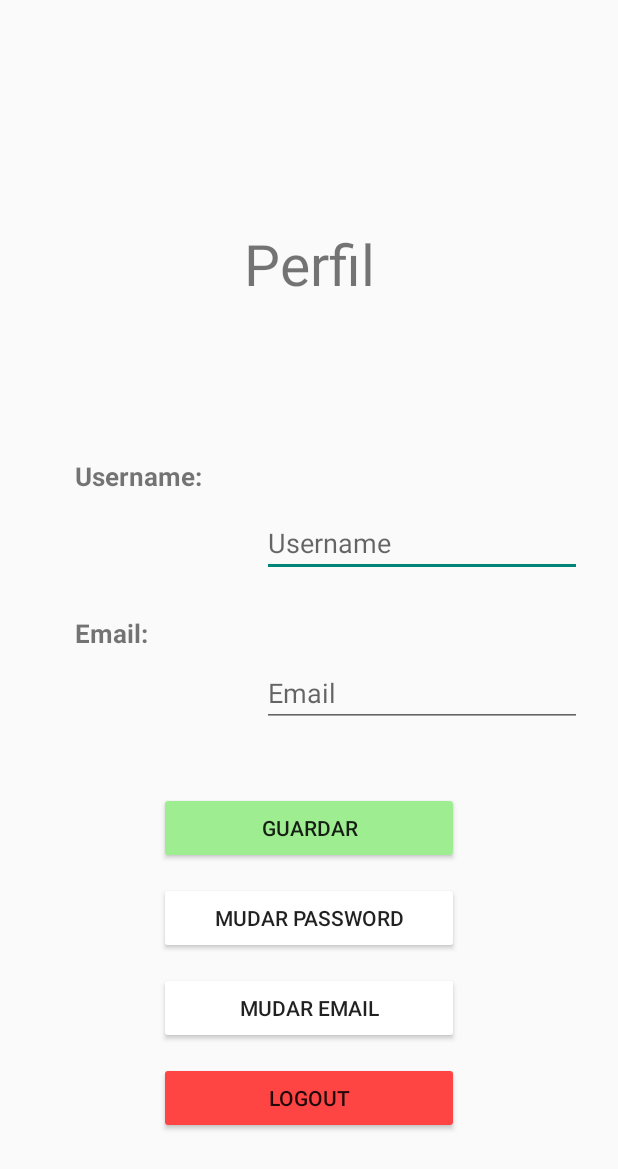
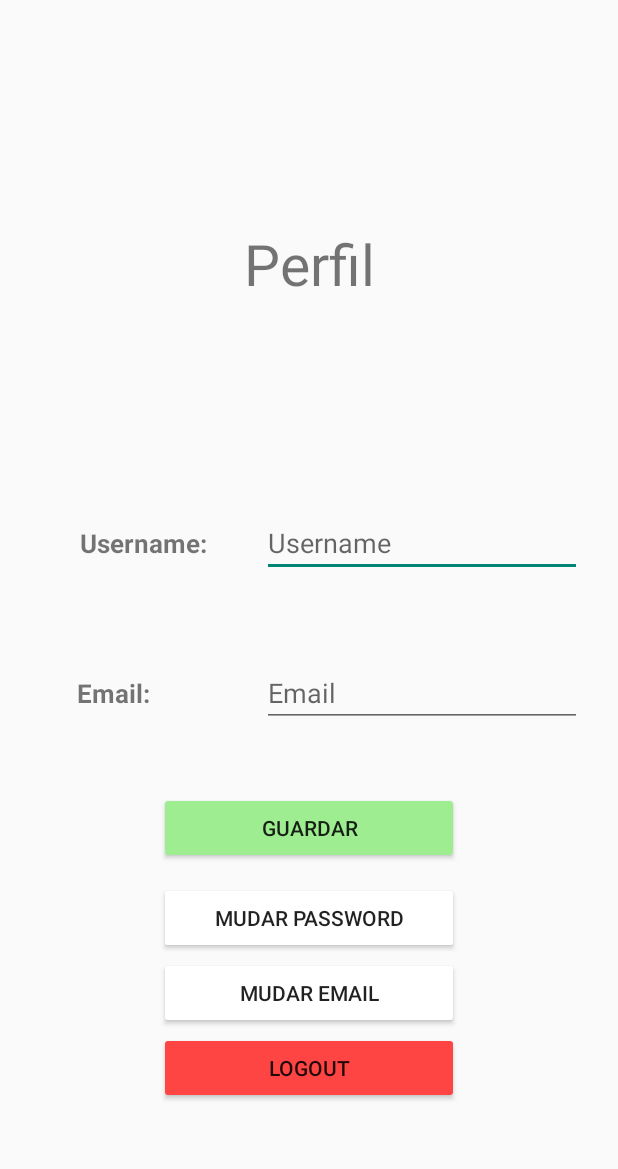
Before and after one commit to Brunofgm7/HoqueiApp, an Android app: the fragment PerfilFragment shown on its own in the app's theme, on a phone screen of 412 x 824 dp. Shown: the top 1169 px of the screen. Run offline under Robolectric (Android 15) with nearby library versions, the phone set to English and light mode, and no system bars; our stand-ins replace Firebase (no records; nobody signed in at launch, a user with empty details on screens opened directly).

Commit message:
registo e login 99%, só falta melhorar a mudança de fragment e impedir que volte atrás

```diff
--- a/app/src/main/java/com/example/apphoquei/PerfilFragment.kt
+++ b/app/src/main/java/com/example/apphoquei/PerfilFragment.kt
@@ -1,13 +1,42 @@
 package com.example.apphoquei
 
+import android.content.Intent
 import android.os.Bundle
-import androidx.fragment.app.Fragment
 import android.view.LayoutInflater
 import android.view.View
 import android.view.ViewGroup
+import android.widget.Button
+import androidx.fragment.app.Fragment
+import com.google.firebase.auth.FirebaseAuth
+
 
 class PerfilFragment : Fragment() {
-    override fun onCreateView (inflater: LayoutInflater, container: ViewGroup?, savedInstanceState: Bundle?): View? = inflater.inflate(R.layout.fragment_perfil, container, false)
+
+    lateinit var botaoLogout: Button
+    val mAuth = FirebaseAuth.getInstance()
+
+
+    override fun onCreateView(inflater: LayoutInflater, container: ViewGroup?, savedInstanceState: Bundle?): View? {
+
+        val view = inflater.inflate(R.layout.fragment_perfil, container, false)
+
+        botaoLogout = view.findViewById(R.id.botaoLogout)
+
+        botaoLogout.setOnClickListener {
+            mAuth.signOut()
+            val loggedOutFragment = LoginFragment()
+            activity!!.supportFragmentManager.beginTransaction()
+                .replace(R.id.frame_layout, loggedOutFragment, "findThisFragment")
+                .addToBackStack(null)
+                .commit()
+            this.startActivity(Intent(view.context, MainActivity::class.java).addFlags(Intent.FLAG_ACTIVITY_NO_ANIMATION))
+
+//            (activity as MainActivity?)?.recreate()
+//            (activity as MainActivity).overridePendingTransition(0, 0)
+        }
+        return view
+    }
+
 
     companion object {
         fun newInstance(): PerfilFragment = PerfilFragment()
--- a/app/src/main/java/com/example/apphoquei/ResultadosFragment.kt
+++ b/app/src/main/java/com/example/apphoquei/ResultadosFragment.kt
@@ -1,13 +1,11 @@
 package com.example.apphoquei
 
-import android.annotation.SuppressLint
 import android.app.DatePickerDialog
 import android.os.Bundle
 import android.view.*
 import android.widget.TextView
 import androidx.fragment.app.Fragment
 import android.widget.Toast
-import org.w3c.dom.Text
 import java.text.SimpleDateFormat
 import java.util.*
 
--- a/app/src/main/res/layout/fragment_perfil.xml
+++ b/app/src/main/res/layout/fragment_perfil.xml
@@ -62,7 +62,7 @@
         android:layout_width="wrap_content"
         android:layout_height="wrap_content"
         android:layout_gravity="center"
-        android:layout_marginBottom="-260dp"
+        android:layout_marginBottom="-250dp"
         android:width="200dp"
         android:backgroundTint="#ffffff"
         android:text="@string/mudar_email" />
@@ -72,7 +72,7 @@
         android:layout_width="wrap_content"
         android:layout_height="wrap_content"
         android:layout_gravity="center"
-        android:layout_marginBottom="-320dp"
+        android:layout_marginBottom="-300dp"
         android:width="200dp"
         android:backgroundTint="@android:color/holo_red_light"
         android:text="@string/logout" />
@@ -81,8 +81,10 @@
         android:id="@+id/textView"
         android:layout_width="wrap_content"
         android:layout_height="wrap_content"
+        android:layout_gravity="center"
         android:layout_marginStart="50dp"
-        android:layout_marginTop="305dp"
+        android:layout_marginEnd="160dp"
+        android:layout_marginBottom="50dp"
         android:text="@string/username2"
         android:textSize="17sp"
         android:textStyle="bold" />
@@ -91,10 +93,12 @@
         android:id="@+id/textView3"
         android:layout_width="wrap_content"
         android:layout_height="wrap_content"
+        android:layout_gravity="center"
         android:layout_marginStart="50dp"
-        android:layout_marginTop="410dp"
+        android:layout_marginEnd="180dp"
+        android:layout_marginBottom="-50dp"
+        android:text="@string/email"
         android:textSize="17sp"
-        android:text="@string/email"
         android:textStyle="bold" />
 
 </FrameLayout>
```
Also changed, not shown: app/src/main/java/com/example/apphoquei/LoginFragment.kt (+10 -8 lines), app/src/main/java/com/example/apphoquei/MainActivity.kt (+23 -15 lines).
